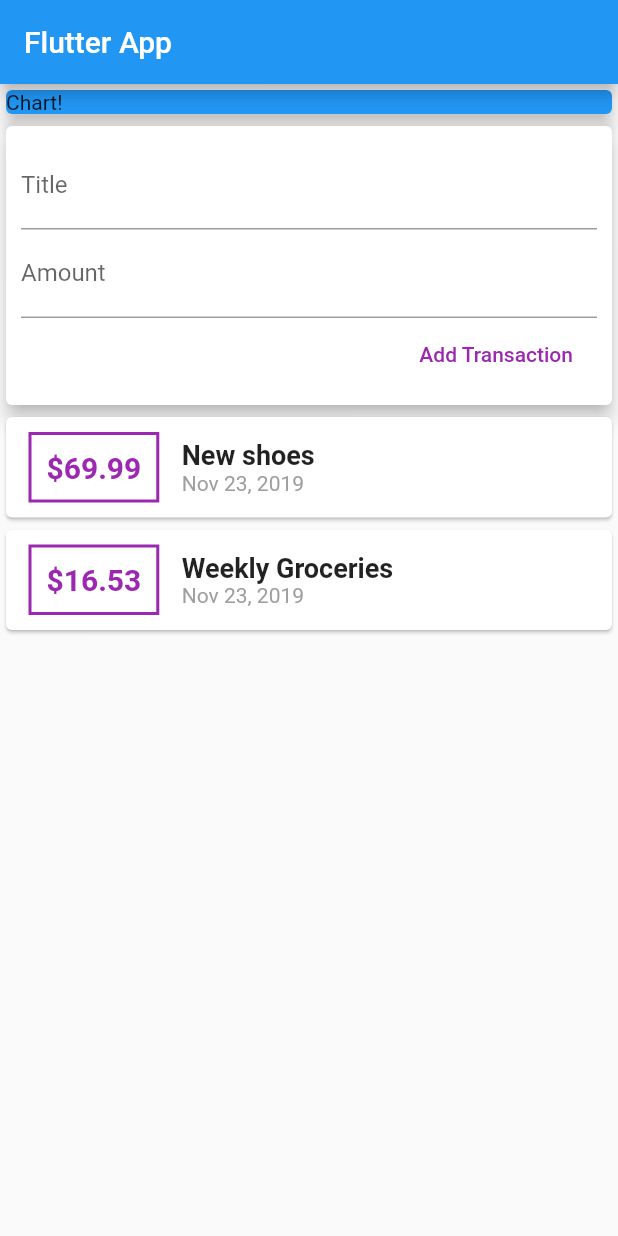
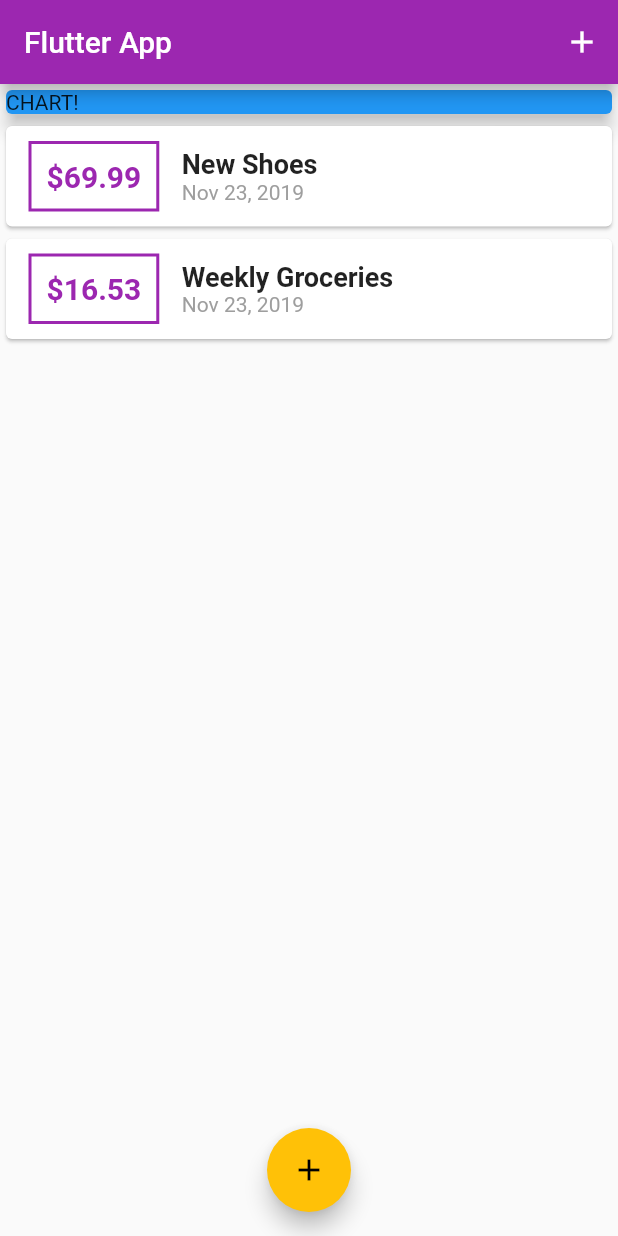
Before and after one commit to Rybsooon11/Flutter, a Flutter app: the screen it shows after launch, on a phone screen of 412 x 824 dp. Run offline on Flutter 3.47's test engine with Material 2 defaults, Android fonts, the phone set to English and light mode, and no system bars.

Commit message:
Button, theme style

```diff
--- a/shop_list/lib/main.dart
+++ b/shop_list/lib/main.dart
@@ -1,45 +1,107 @@
 import 'package:flutter/material.dart';
-import './widgets/user_transactions.dart';
+
+import './widgets/new_transaction.dart';
+import './widgets/transaction_list.dart';
+import './models/transaction.dart';
 
 void main() => runApp(MyApp());
 
 class MyApp extends StatelessWidget {
-  // This widget is the root of your application.
   @override
   Widget build(BuildContext context) {
     return MaterialApp(
-      title: 'Flutter Demo',
+      title: 'Flutter App',
       theme: ThemeData(
-        primarySwatch: Colors.blue,
+        primarySwatch: Colors.purple,
+        accentColor: Colors.amber,
       ),
       home: MyHomePage(),
     );
   }
 }
 
-class MyHomePage extends StatelessWidget {
+class MyHomePage extends StatefulWidget {
+  // String titleInput;
+  // String amountInput;
+  @override
+  _MyHomePageState createState() => _MyHomePageState();
+}
+
+class _MyHomePageState extends State<MyHomePage> {
+  final List<Transaction> _userTransactions = [
+    Transaction(
+      id: 't1',
+      title: 'New Shoes',
+      amount: 69.99,
+      date: DateTime.now(),
+    ),
+    Transaction(
+      id: 't2',
+      title: 'Weekly Groceries',
+      amount: 16.53,
+      date: DateTime.now(),
+    ),
+  ];
+
+  void _addNewTransaction(String txTitle, double txAmount) {
+    final newTx = Transaction(
+      title: txTitle,
+      amount: txAmount,
+      date: DateTime.now(),
+      id: DateTime.now().toString(),
+    );
+
+    setState(() {
+      _userTransactions.add(newTx);
+    });
+  }
+
+  void _startAddNewTransaction(BuildContext ctx) {
+    showModalBottomSheet(
+      context: ctx,
+      builder: (_) {
+        return GestureDetector(
+          onTap: () {},
+          child: NewTransaction(_addNewTransaction),
+          behavior: HitTestBehavior.opaque,
+        );
+      },
+    );
+  }
+
   @override
   Widget build(BuildContext context) {
     return Scaffold(
       appBar: AppBar(
         title: Text('Flutter App'),
+        actions: <Widget>[
+          IconButton(
+            icon: Icon(Icons.add),
+            onPressed: () => _startAddNewTransaction(context),
+          ),
+        ],
       ),
       body: SingleChildScrollView(
-              child: Column(
-          //mainAxisAlignment: MainAxisAlignment.start,
+        child: Column(
+          // mainAxisAlignment: MainAxisAlignment.start,
           crossAxisAlignment: CrossAxisAlignment.stretch,
           children: <Widget>[
             Container(
               width: double.infinity,
               child: Card(
                 color: Colors.blue,
-                child: Text('Chart!'),
+                child: Text('CHART!'),
                 elevation: 5,
               ),
             ),
-            UserTransactions()
+            TransactionList(_userTransactions),
           ],
         ),
+      ),
+      floatingActionButtonLocation: FloatingActionButtonLocation.centerFloat,
+      floatingActionButton: FloatingActionButton(
+        child: Icon(Icons.add),
+        onPressed: () => _startAddNewTransaction(context),
       ),
     );
   }
--- a/shop_list/lib/widgets/transaction_list.dart
+++ b/shop_list/lib/widgets/transaction_list.dart
@@ -23,7 +23,7 @@
                   ),
                   decoration: BoxDecoration(
                     border: Border.all(
-                      color: Colors.purple,
+                      color: Theme.of(context).primaryColor,
                       width: 2,
                     ),
                   ),
@@ -33,7 +33,7 @@
                     style: TextStyle(
                       fontWeight: FontWeight.bold,
                       fontSize: 20,
-                      color: Colors.purple,
+                      color: Theme.of(context).primaryColor,
                     ),
                   ),
                 ),
--- a/shop_list/lib/widgets/user_transactions.dart
+++ /dev/null
@@ -1,49 +0,0 @@
-import 'package:flutter/material.dart';
-import './new_transaction.dart';
-import './transaction_list.dart';
-import '../models/transaction.dart';
-
-class UserTransactions extends StatefulWidget {
-  @override
-  _UserTransactionsState createState() => _UserTransactionsState();
-}
-
-class _UserTransactionsState extends State<UserTransactions> {
-  final List<Transaction> _userTransactions = [
-    Transaction(
-      id: 't1',
-      title: 'New shoes',
-      amount: 69.99,
-      date: DateTime.now(),
-    ),
-    Transaction(
-      id: 't2',
-      title: 'Weekly Groceries',
-      amount: 16.53,
-      date: DateTime.now(),
-    ),
-  ];
-
-  void _addNewTransaction(String txTitle, double txAmount) {
-    final newTx = Transaction(
-      title: txTitle,
-      amount: txAmount,
-      date: DateTime.now(),
-      id: DateTime.now().toString(),
-    );
-
-    setState(() {
-      _userTransactions.add(newTx);
-    });
-  }
-
-  @override
-  Widget build(BuildContext context) {
-    return Column(
-      children: <Widget>[
-        NewTransaction(_addNewTransaction),
-        TransactionList(_userTransactions),
-      ],
-    );
-  }
-}
```
Also changed, not shown: shop_list/lib/widgets/new_transaction.dart (+14 -4 lines).
